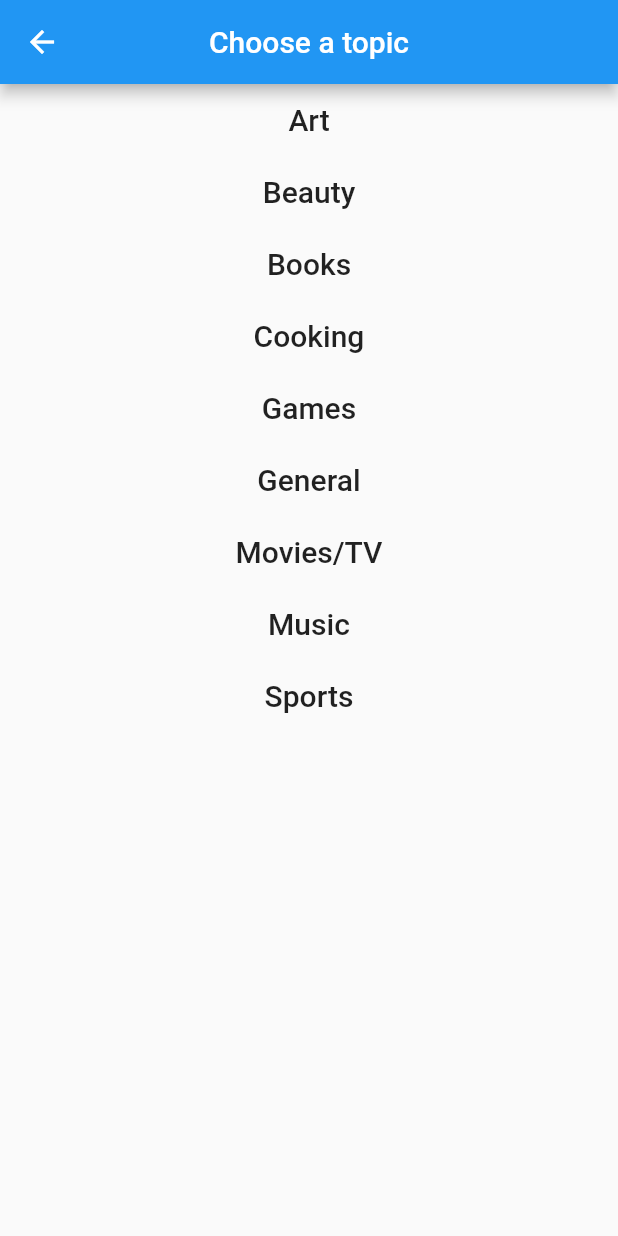
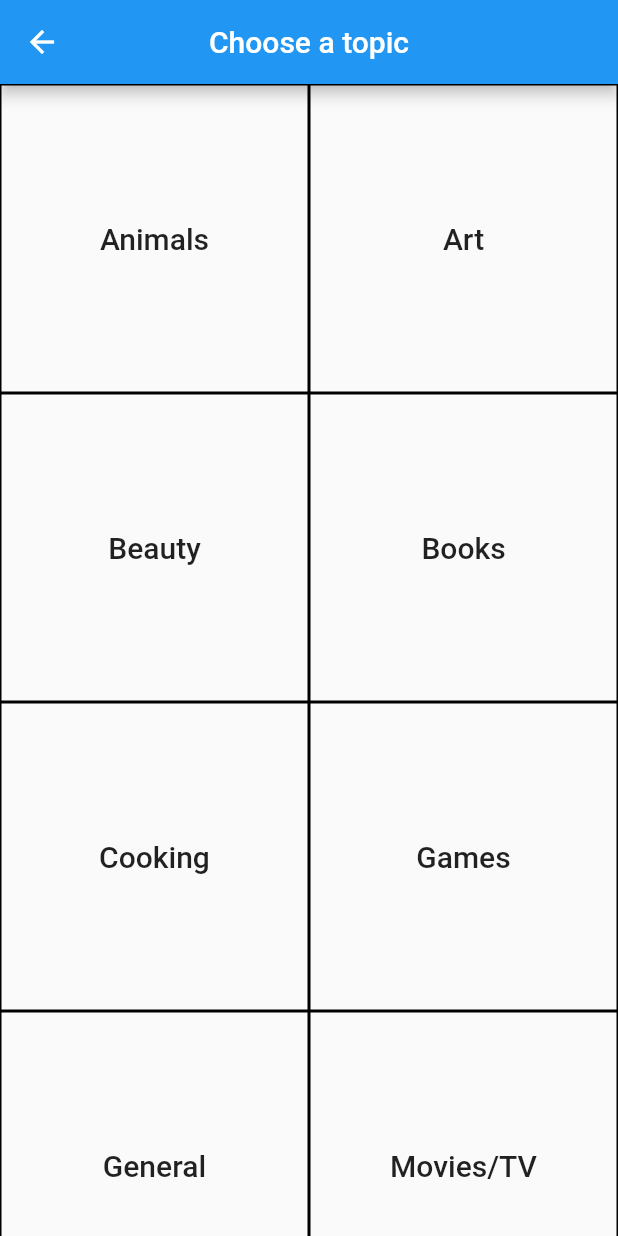
Before and after one commit to samuelatefah/StayConnected, a Flutter app: the TopicsView screen opened directly, on a phone screen of 412 x 824 dp. Run offline on Flutter 3.47's test engine with Material 2 defaults, Android fonts, the phone set to English and light mode, and no system bars; our stand-ins replace permission_handler; missing offline and left inert: agora_rtc_engine.

Commit message:
created a gridView

```diff
--- a/lib/src/pages/topics_view.dart
+++ b/lib/src/pages/topics_view.dart
@@ -67,11 +67,38 @@ class _TopicsViewState extends State<TopicsView> {
             child: Column(
               children: [
                 Expanded(
-                  child: ListView(
-                    physics: AlwaysScrollableScrollPhysics(),
+                    child: GridView(
+                  gridDelegate: SliverGridDelegateWithFixedCrossAxisCount(
+                    crossAxisCount: 2,
+                  ),
                   children: [
                     FlatButton(
-                        color: pressed ? Colors.blue : Colors.transparent,
+                      shape: RoundedRectangleBorder(
+                        side: BorderSide(
+                          width: 1.0,
+                        ),
+                      ),
+                      highlightColor: Colors.blue,
+                      onPressed: () {
+                        setState(() {
+                          pressed = true;
+                          _channelName = 'Animals';
+                          onJoin();
+                        });
+                      },
+                      child: Text(
+                        'Animals',
+                        style: TextStyle(
+                          fontSize: 20,
+                        ),
+                      ),
+                    ),
+                    FlatButton(
+                      shape: RoundedRectangleBorder(
+                        side: BorderSide(
+                          width: 1.0,
+                        ),
+                      ),
                       highlightColor: Colors.blue,
                       onPressed: () {
                         setState(() {
@@ -88,7 +115,11 @@ class _TopicsViewState extends State<TopicsView> {
                       ),
                     ),
                     FlatButton(
-                        color: pressed ? Colors.blue : Colors.transparent,
+                      shape: RoundedRectangleBorder(
+                        side: BorderSide(
+                          width: 1.0,
+                        ),
+                      ),
                       highlightColor: Colors.blue,
                       onPressed: () {
                         setState(() {
@@ -105,7 +136,11 @@ class _TopicsViewState extends State<TopicsView> {
                       ),
                     ),
                     FlatButton(
-                        color: pressed ? Colors.blue : Colors.transparent,
+                      shape: RoundedRectangleBorder(
+                        side: BorderSide(
+                          width: 1.0,
+                        ),
+                      ),
                       highlightColor: Colors.blue,
                       onPressed: () {
                         setState(() {
@@ -122,7 +157,11 @@ class _TopicsViewState extends State<TopicsView> {
                       ),
                     ),
                     FlatButton(
-                        color: pressed ? Colors.blue : Colors.transparent,
+                      shape: RoundedRectangleBorder(
+                        side: BorderSide(
+                          width: 1.0,
+                        ),
+                      ),
                       highlightColor: Colors.blue,
                       onPressed: () {
                         setState(() {
@@ -139,7 +178,11 @@ class _TopicsViewState extends State<TopicsView> {
                       ),
                     ),
                     FlatButton(
-                        color: pressed ? Colors.blue : Colors.transparent,
+                      shape: RoundedRectangleBorder(
+                        side: BorderSide(
+                          width: 1.0,
+                        ),
+                      ),
                       highlightColor: Colors.blue,
                       onPressed: () {
                         setState(() {
@@ -156,7 +199,11 @@ class _TopicsViewState extends State<TopicsView> {
                       ),
                     ),
                     FlatButton(
-                        color: pressed ? Colors.blue : Colors.transparent,
+                      shape: RoundedRectangleBorder(
+                        side: BorderSide(
+                          width: 1.0,
+                        ),
+                      ),
                       highlightColor: Colors.blue,
                       onPressed: () {
                         setState(() {
@@ -173,7 +220,11 @@ class _TopicsViewState extends State<TopicsView> {
                       ),
                     ),
                     FlatButton(
-                        color: pressed ? Colors.blue : Colors.transparent,
+                      shape: RoundedRectangleBorder(
+                        side: BorderSide(
+                          width: 1.0,
+                        ),
+                      ),
                       highlightColor: Colors.blue,
                       onPressed: () {
                         setState(() {
@@ -190,7 +241,11 @@ class _TopicsViewState extends State<TopicsView> {
                       ),
                     ),
                     FlatButton(
-                        color: pressed ? Colors.blue : Colors.transparent,
+                      shape: RoundedRectangleBorder(
+                        side: BorderSide(
+                          width: 1.0,
+                        ),
+                      ),
                       highlightColor: Colors.blue,
                       onPressed: () {
                         setState(() {
@@ -207,7 +262,11 @@ class _TopicsViewState extends State<TopicsView> {
                       ),
                     ),
                     FlatButton(
-                        color: pressed ? Colors.blue : Colors.transparent,
+                      shape: RoundedRectangleBorder(
+                        side: BorderSide(
+                          width: 1.0,
+                        ),
+                      ),
                       highlightColor: Colors.blue,
                       onPressed: () {
                         setState(() {
@@ -224,8 +283,7 @@ class _TopicsViewState extends State<TopicsView> {
                       ),
                     ),
                   ],
-                  ),
-                ),
+                )),
                 /*FlatButton(
               child: Text('Join'),
               onPressed: () {
```
Lines whose indentation alone changed are shown as unchanged.
